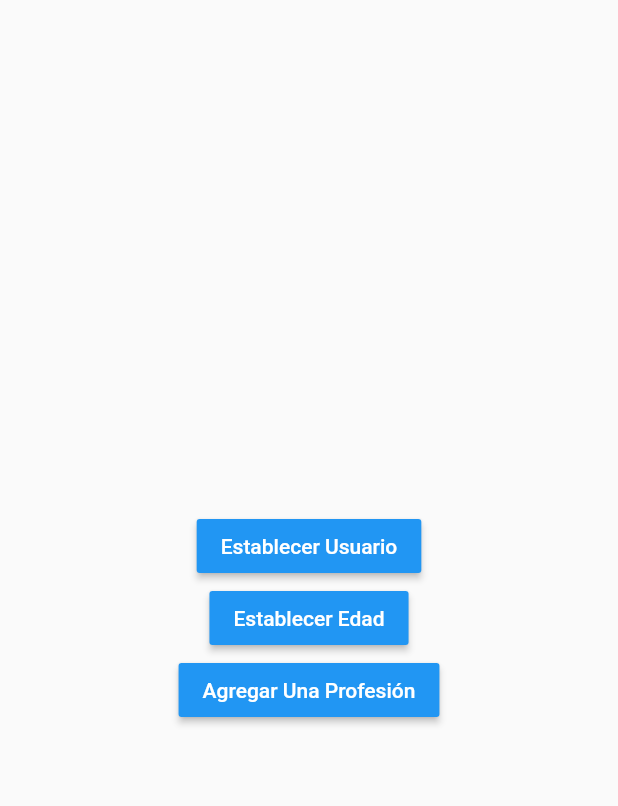
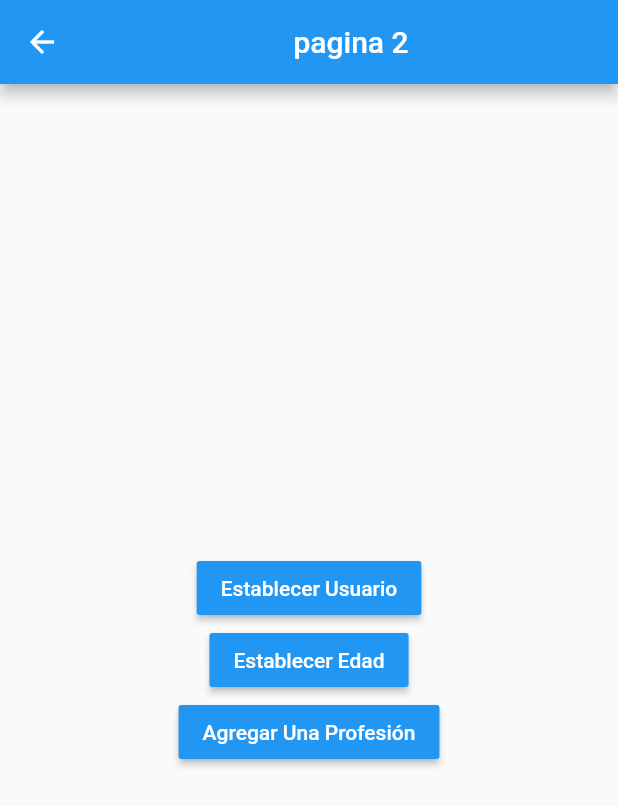
Before and after one commit to grmnfrnndz/flutter-state, a Flutter app: the screen it shows after launch, after a tap on the "skip next" icon, on a phone screen of 412 x 824 dp. Shown: the top 806 px of the screen. Run offline on Flutter 3.47's test engine with Material 2 defaults, Android fonts, the phone set to English and light mode, and no system bars; accounts and stored records are empty.

```diff
--- a/lib/main.dart
+++ b/lib/main.dart
@@ -1,8 +1,21 @@
+import 'package:estados_app/src/services/services.dart';
 import 'package:flutter/material.dart';
 
 import 'package:estados_app/src/pages/pages.dart';
+import 'package:provider/provider.dart';
 
-void main() => runApp(MyApp());
+void main() => runApp(AppState());
+
+class AppState extends StatelessWidget {
+  @override
+  Widget build(BuildContext context) {
+    return MultiProvider(providers: [
+      ChangeNotifierProvider(create: (_) => UsuarioService()),
+    ],
+    child: MyApp(),
+    );
+  }
+}
 
 class MyApp extends StatelessWidget {
   @override
--- a/lib/src/pages/pagina1_page.dart
+++ b/lib/src/pages/pagina1_page.dart
@@ -1,15 +1,31 @@
+import 'package:estados_app/src/models/models.dart';
 import 'package:flutter/material.dart';
+import 'package:provider/provider.dart';
 
+import 'package:estados_app/src/services/services.dart';
 
 class Pagina1Page extends StatelessWidget {
 
   @override
   Widget build(BuildContext context) {
+
+    final usuarioService = Provider.of<UsuarioService>(context);
+
     return Scaffold(
       appBar: AppBar(
-        title: Center(child: Text('Pagina 1')),
+        title: Center(child: (usuarioService.existeUsuario)
+        ? Text('${usuarioService.usuario.nombre}')
+        : Text('pagina 1')
+        ),
+        actions: [
+          IconButton(onPressed: (usuarioService.existeUsuario)
+              ? (){
+                  usuarioService.removerUsuario();
+              }
+            : () {}, icon: Icon(Icons.exit_to_app))
+        ],
       ),
-      body: InformacionUsuario(),
+      body: (usuarioService.existeUsuario ) ? InformacionUsuario(usuario: usuarioService.usuario) : Center(child: Text('No se ha definido el usuario')),
      floatingActionButton: FloatingActionButton(
        onPressed: () => Navigator.pushNamed(context, 'pagina2'),
        child: Icon(Icons.skip_next),
@@ -19,6 +35,10 @@ class Pagina1Page extends StatelessWidget {
 }
 
 class InformacionUsuario extends StatelessWidget {
+
+  final Usuario usuario;
+
+  InformacionUsuario({Key? key, required this.usuario}) : super(key: key);
 
   @override
   Widget build(BuildContext context) {
@@ -31,13 +51,17 @@ class InformacionUsuario extends StatelessWidget {
         children: [
           Text('General', style: TextStyle(fontSize: 18, fontWeight: FontWeight.bold)),
           Divider(),
-          ListTile(title: Text('Nombre: ')),
-          ListTile(title: Text('Edad: ')),
+          ListTile(title: Text('Nombre: ${usuario.nombre}')),
+          ListTile(title: Text('Edad: ${usuario.edad}')),
 
           Text('Profesiones', style: TextStyle(fontSize: 18, fontWeight: FontWeight.bold)),
           Divider(),
-          ListTile(title: Text('Profesión 1: ')),
-          ListTile(title: Text('Profesión 2: ')),
+
+          // ListTile(title: Text('Profesión 1: ')),
+          // los puntos ... se agregan para agregarlos a la lista
+          // destructuracion de un elemento
+          ...usuario.profesiones.map((x) => ListTile(title: Text('Profesión: ${x}'))).toList(),
+
         ],
       ),
     );
--- a/lib/src/pages/pagina2_page.dart
+++ b/lib/src/pages/pagina2_page.dart
@@ -1,11 +1,23 @@
+import 'package:estados_app/src/models/models.dart';
 import 'package:flutter/material.dart';
+import 'package:provider/provider.dart';
 
+import 'package:estados_app/src/services/services.dart';
 
 class Pagina2Page extends StatelessWidget {
 
   @override
   Widget build(BuildContext context) {
+
+    final usuarioService = Provider.of<UsuarioService>(context);
+
     return Scaffold(
+      appBar: AppBar(
+        title: Center(child: (usuarioService.existeUsuario)
+        ? Text('${usuarioService.usuario.nombre}')
+        : Text('pagina 2')
+        ),
+      ),
       body: Center(
         child: Column(
           mainAxisAlignment: MainAxisAlignment.center,
@@ -15,19 +27,28 @@ class Pagina2Page extends StatelessWidget {
               color: Colors.blue,
               onPressed: (){
 
+                final usuario = Usuario(nombre: 'German', edad: 34, profesiones: ['amigo', 'corazon', 'risas', 'alegria']);
+                usuarioService.usuario = usuario;
+
             }),
             MaterialButton(
               child: Text('Establecer Edad', style: TextStyle(color: Colors.white),),
               color: Colors.blue,
-              onPressed: (){
-
-            }),
+              onPressed:(usuarioService.existeUsuario)
+              ? (){
+                  usuarioService.cambiarEdad(40);
+              }
+            : () {}
+            ),
             MaterialButton(
               child: Text('Agregar Una Profesión', style: TextStyle(color: Colors.white),),
               color: Colors.blue,
-              onPressed: (){
-
-            }),
+              onPressed: (usuarioService.existeUsuario)
+              ? (){
+                  usuarioService.agregarProfesion('simpatico');
+              }
+            : () {}
+            ),
           ],
         )
      ),
--- /dev/null
+++ b/lib/src/services/services.dart
@@ -0,0 +1 @@
+export 'package:estados_app/src/services/usuario_service.dart';
--- /dev/null
+++ b/lib/src/services/usuario_service.dart
@@ -0,0 +1,33 @@
+import 'package:flutter/material.dart';
+import 'package:estados_app/src/models/models.dart';
+
+
+class UsuarioService with ChangeNotifier {
+
+  Usuario? _usuario;
+
+  Usuario get usuario => _usuario!;
+
+  bool get existeUsuario => (_usuario != null) ? true : false;
+
+  set usuario(Usuario usuario) {
+    _usuario = usuario;
+    notifyListeners();
+  }
+
+  void cambiarEdad(int edad) {
+    _usuario!.edad = edad;
+    notifyListeners();
+  }
+
+  void removerUsuario(){
+    _usuario = null;
+    notifyListeners();
+  }
+
+  void agregarProfesion(String profesion) {
+    _usuario!.profesiones.add(profesion);
+    notifyListeners();
+  }
+
+}
```
Also changed, not shown: pubspec.yaml (+4 -12 lines), pubspec.lock.
